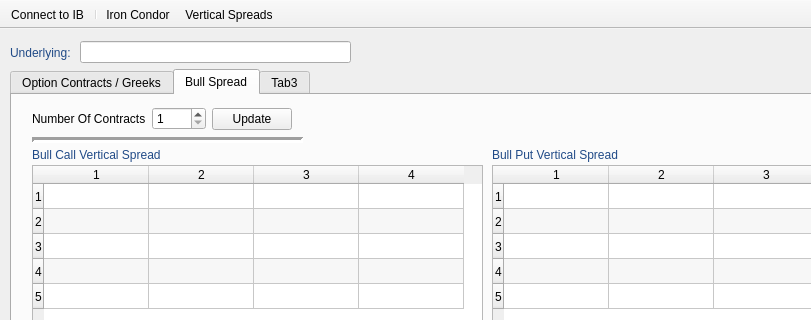
The window that QT_screens/QT_IB/buildMainQT5View.ui (michaelrkost/PyOptions) describes before a commit, drawn with Qt 5; both pictures show x 0 to 811 and y 0 to 320 of the 1221 by 838 pixel window.
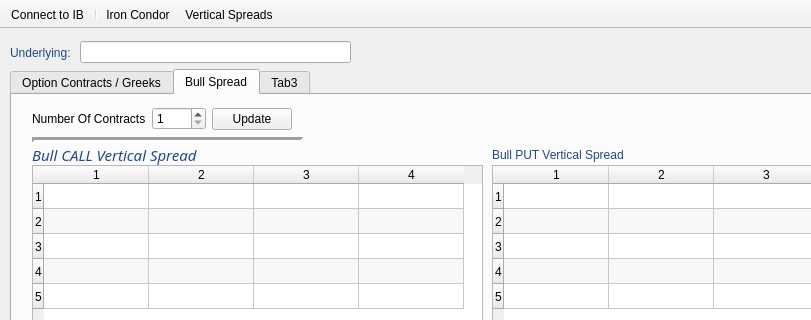
The same window after the commit. Icons and pictures are not drawn.

Commit message: new bull put screen

Patch:
```diff
--- a/QT_screens/QT_IB/buildMainQT5View.ui
+++ b/QT_screens/QT_IB/buildMainQT5View.ui
@@ -726,7 +726,7 @@
 color: rgb(32, 74, 135);</string>
         </property>
         <property name="text">
-         <string>Bull Put Vertical Spread</string>
+         <string>Bull PUT Vertical Spread</string>
         </property>
        </widget>
        <widget class="QTableWidget" name="tableWidget_FrontRatioCallSpread">
@@ -781,12 +781,22 @@
           <height>20</height>
          </rect>
         </property>
+        <property name="font">
+         <font>
+          <family>aakar</family>
+          <pointsize>11</pointsize>
+          <weight>9</weight>
+          <italic>true</italic>
+          <bold>false</bold>
+          <underline>false</underline>
+         </font>
+        </property>
         <property name="styleSheet">
          <string notr="true">font: 75 italic 11pt &quot;aakar&quot;;
 color: rgb(32, 74, 135);</string>
         </property>
         <property name="text">
-         <string>Bull Call Vertical Spread </string>
+         <string>Bull CALL Vertical Spread </string>
         </property>
        </widget>
        <widget class="Line" name="line">
```
Left out of the diff: 10 changed lines with no effect on the pictures. The commit also changes 5 other files.
